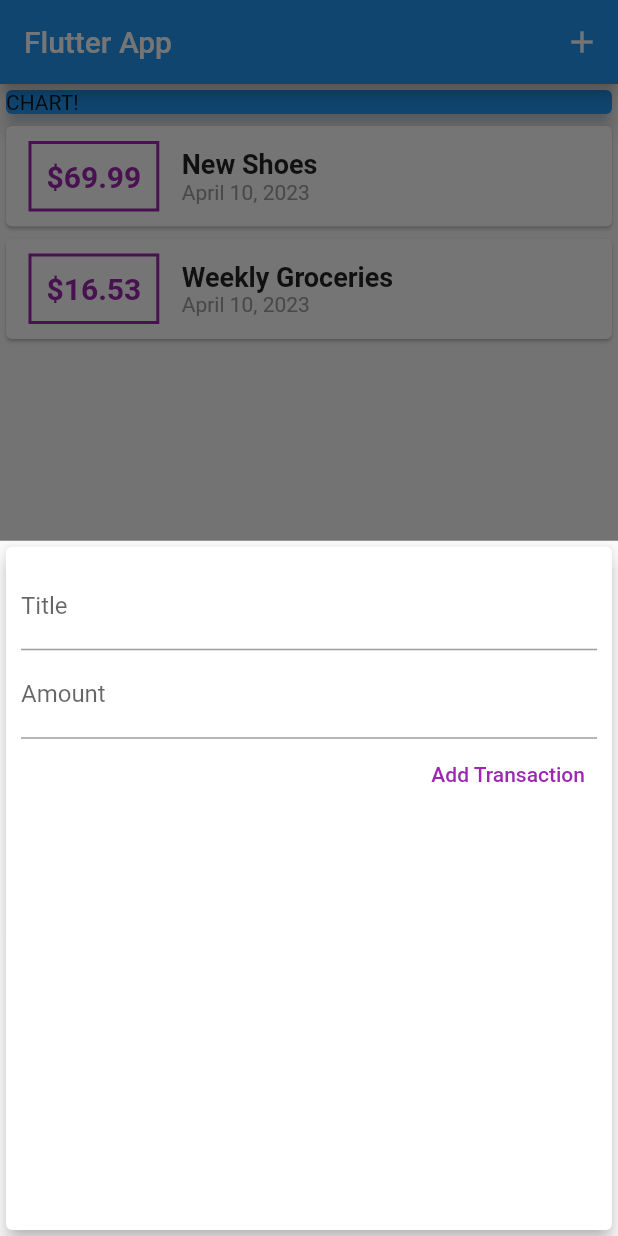
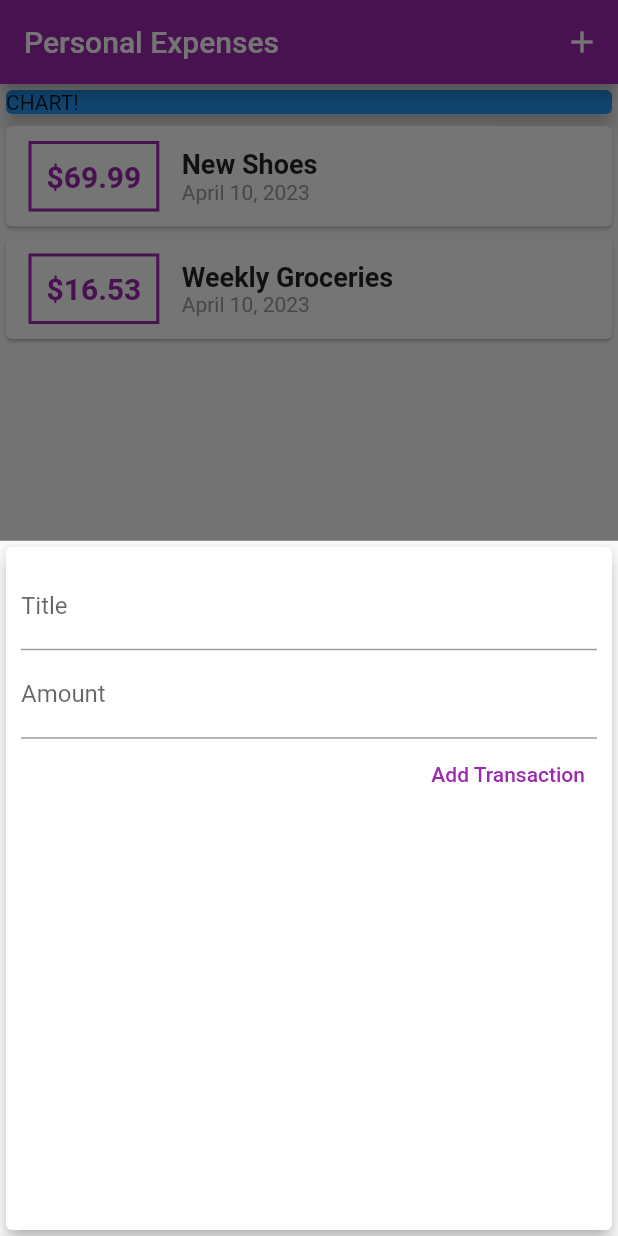
Before and after one commit to CarolineRodrigues/expenses_planner_flutter, a Flutter app: the screen it shows after launch, after a tap on the "add" icon, on a phone screen of 412 x 824 dp. Run offline on Flutter 3.47's test engine with Material 2 defaults, Android fonts, the light colour scheme and no system bars.

Commit message:
Expenses Planner

```diff
--- a/lib/main.dart
+++ b/lib/main.dart
@@ -8,10 +8,17 @@ void main() {
 }
 
 class MyApp extends StatelessWidget {
+  final ThemeData theme = ThemeData();
   @override
   Widget build(BuildContext context) {
     return MaterialApp(
-      title: 'Flutter App',
+      title: 'Personal Expenses',
+      theme: theme.copyWith(
+        colorScheme: theme.colorScheme.copyWith(
+          primary: Colors.purple,
+          secondary: Colors.amber,
+        ),
+      ),
       home: MyHomePage(),
     );
   }
@@ -70,7 +77,7 @@ class _MyHomePageState extends State<MyHomePage> {
   Widget build(BuildContext context) {
     return Scaffold(
       appBar: AppBar(
-        title: Text('Flutter App'),
+        title: Text('Personal Expenses'),
         actions: [
           IconButton(
             onPressed: () => _startAddNewTransaction(context),
@@ -97,7 +104,10 @@ class _MyHomePageState extends State<MyHomePage> {
       ),
       floatingActionButtonLocation: FloatingActionButtonLocation.centerFloat,
       floatingActionButton: FloatingActionButton(
-        child: Icon(Icons.add),
+        child: Icon(
+          Icons.add,
+          color: Colors.black,
+        ),
         onPressed: () => _startAddNewTransaction(context),
       ),
     );
--- a/lib/widgets/new_transaction.dart
+++ b/lib/widgets/new_transaction.dart
@@ -1,10 +1,18 @@
 import 'package:flutter/material.dart';
 
-class NewTransaction extends StatelessWidget {
+class NewTransaction extends StatefulWidget {
   final Function addTx;
+
+  NewTransaction(this.addTx);
+
+  @override
+  _NewTransactionState createState() => _NewTransactionState();
+}
+
+class _NewTransactionState extends State<NewTransaction> {
   final titleController = TextEditingController();
+
   final amountController = TextEditingController();
-  NewTransaction(this.addTx);
 
   void submitData() {
     final enteredTitle = titleController.text;
@@ -14,10 +22,12 @@ class NewTransaction extends StatelessWidget {
       return;
     }
 
-    addTx(
+    widget.addTx(
       enteredTitle,
       enteredAmount,
     );
+
+    Navigator.of(context).pop();
   }
 
   @override
--- a/lib/widgets/transaction_list.dart
+++ b/lib/widgets/transaction_list.dart
@@ -10,7 +10,7 @@ class TransactionList extends StatelessWidget {
   @override
   Widget build(BuildContext context) {
     return Container(
-      height: 500,
+      height: 600,
       child: ListView.builder(
         itemBuilder: (ctx, index) {
           return Card(
@@ -23,7 +23,7 @@ class TransactionList extends StatelessWidget {
                   ),
                   decoration: BoxDecoration(
                     border: Border.all(
-                      color: Colors.purple,
+                      color: Theme.of(context).colorScheme.primary,
                       width: 2,
                     ),
                   ),
@@ -33,7 +33,7 @@ class TransactionList extends StatelessWidget {
                     style: TextStyle(
                       fontWeight: FontWeight.bold,
                       fontSize: 20,
-                      color: Colors.purple,
+                      color: Theme.of(context).colorScheme.primary,
                     ),
                   ),
                 ),
```
